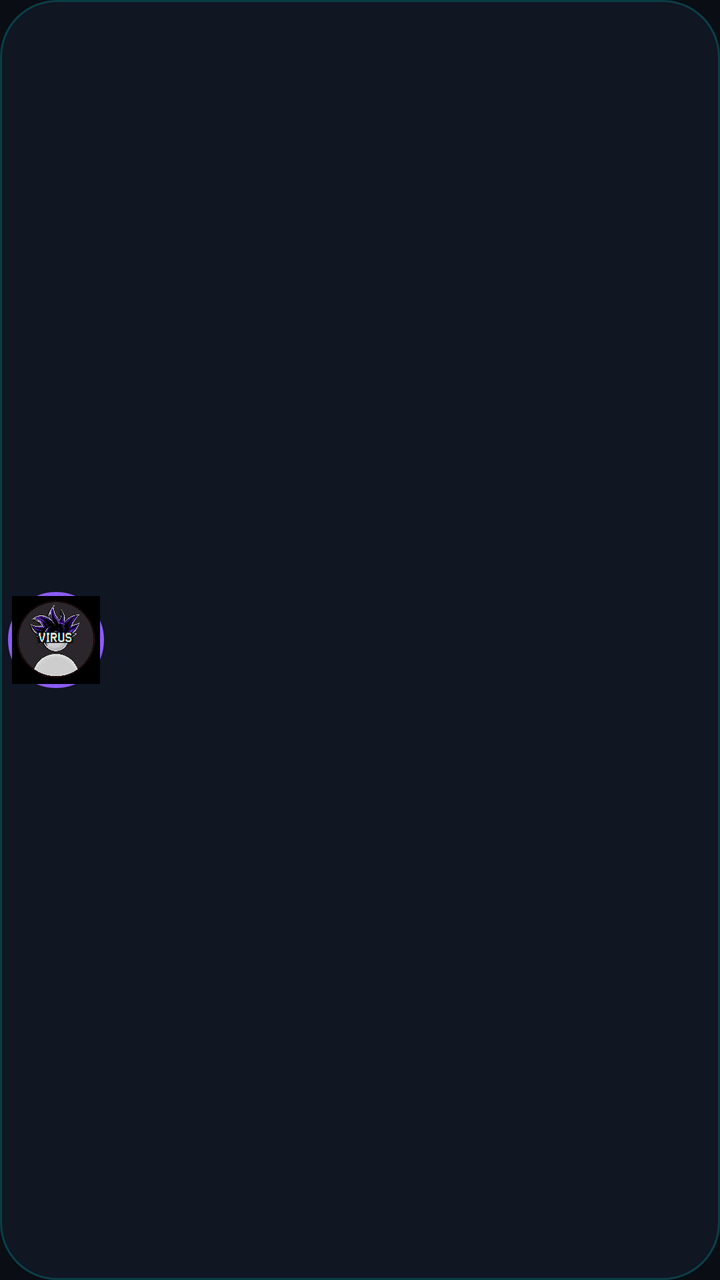
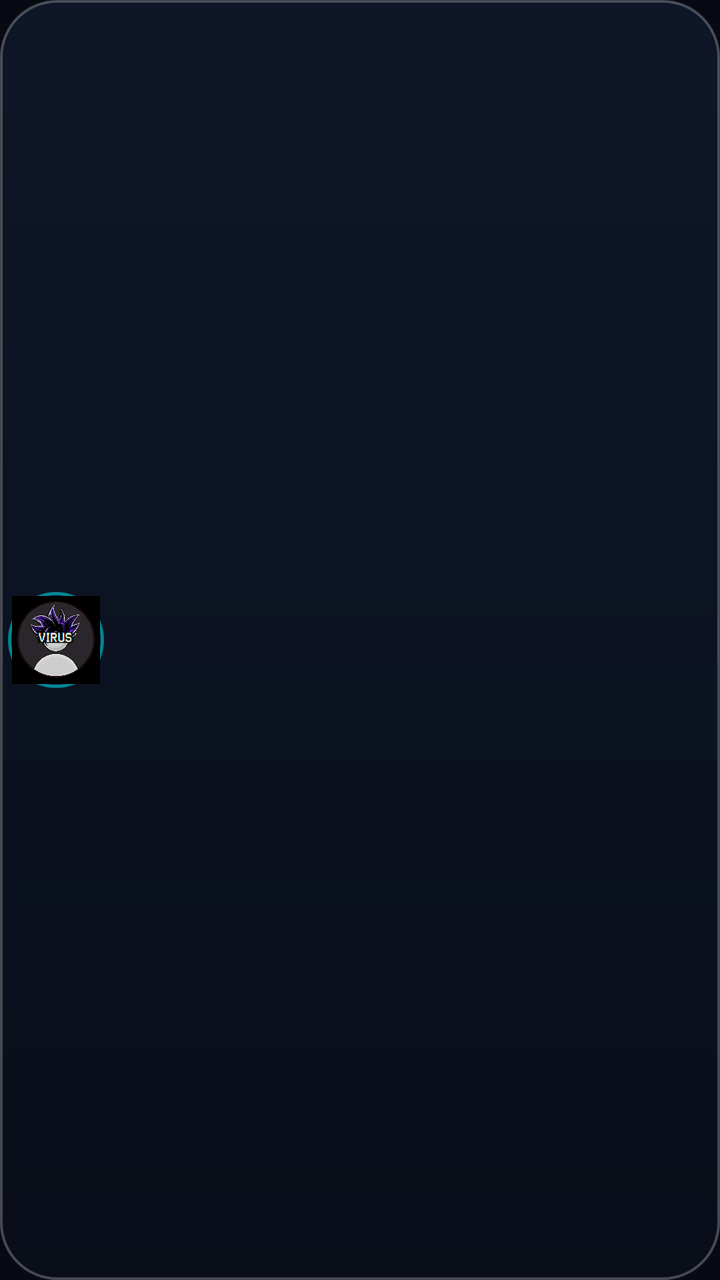

Two renders of the same Android screen: before a commit and after it. Below are the layout's source before the change and the commit's diff.
<!-- AndroidManifest.xml: application theme Theme.OmniSolveOverlay -->
<!-- res/layout/layout_floating_bubble.xml -->
<?xml version="1.0" encoding="utf-8"?>
<LinearLayout xmlns:android="http://schemas.android.com/apk/res/android"
    android:id="@+id/bubble_root"
    android:layout_width="wrap_content"
    android:layout_height="56dp"
    android:orientation="horizontal"
    android:gravity="center_vertical"
    android:background="@drawable/bg_toolbar_pill"
    android:elevation="12dp"
    android:paddingStart="4dp"
    android:paddingEnd="8dp"
    android:paddingTop="4dp"
    android:paddingBottom="4dp"
    android:clipToPadding="false"
    android:clipChildren="false">

    
    <FrameLayout
        android:id="@+id/bubble_icon_container"
        android:layout_width="48dp"
        android:layout_height="48dp"
        android:background="@drawable/bg_floating_bubble"
        android:clickable="true"
        android:focusable="true">

        <ImageView
            android:id="@+id/iv_bubble_icon"
            android:layout_width="44dp"
            android:layout_height="44dp"
            android:layout_gravity="center"
            android:src="@drawable/ic_virus_avatar"
            android:scaleType="centerCrop" />
    </FrameLayout>

    
    <LinearLayout
        android:id="@+id/expanded_toolbar"
        android:layout_width="wrap_content"
        android:layout_height="match_parent"
        android:orientation="horizontal"
        android:gravity="center_vertical"
        android:visibility="gone"
        android:layout_marginStart="8dp">

        
        <FrameLayout
            android:id="@+id/btn_scan"
            android:layout_width="44dp"
            android:layout_height="44dp"
            android:background="@drawable/bg_scan_button"
            android:clickable="true"
            android:focusable="true">

            <ImageView
                android:id="@+id/iv_scan_icon"
                android:layout_width="24dp"
                android:layout_height="24dp"
                android:layout_gravity="center"
                android:src="@android:drawable/ic_media_play"
                android:tint="#FFFFFF" />
        </FrameLayout>

        
        <TextView
            android:id="@+id/tv_answer_display"
            android:layout_width="44dp"
            android:layout_height="44dp"
            android:layout_marginStart="8dp"
            android:background="@drawable/bg_answer_box"
            android:gravity="center"
            android:text="?"
            android:textColor="#10B981"
            android:textSize="20sp"
            android:textStyle="bold" />

        
        <ImageView
            android:id="@+id/btn_toggle_window"
            android:layout_width="36dp"
            android:layout_height="36dp"
            android:layout_marginStart="8dp"
            android:padding="6dp"
            android:background="@drawable/bg_chip_action"
            android:src="@android:drawable/ic_menu_view"
            android:tint="#38BDF8"
            android:clickable="true"
            android:focusable="true" />

        
        <ImageView
            android:id="@+id/btn_close_toolbar"
            android:layout_width="32dp"
            android:layout_height="32dp"
            android:layout_marginStart="8dp"
            android:src="@android:drawable/ic_menu_close_clear_cancel"
            android:tint="#8E9BB0"
            android:clickable="true"
            android:focusable="true" />

    </LinearLayout>
</LinearLayout>
<!-- resources referenced by this layout -->
<resources>
  <!-- drawable bg_answer_box (drawable) -->
  <?xml version="1.0" encoding="utf-8"?>
  <shape xmlns:android="http://schemas.android.com/apk/res/android"
      android:shape="rectangle">
      <solid android:color="#1A1A2E" />
      <corners android:radius="10dp" />
      <stroke android:width="2dp" android:color="#10B981" />
  </shape>
  <!-- drawable bg_chip_action (drawable) -->
  <?xml version="1.0" encoding="utf-8"?>
  <shape xmlns:android="http://schemas.android.com/apk/res/android"
      android:shape="rectangle">
      <solid android:color="#2A374A" />
      <corners android:radius="12dp" />
      <stroke android:width="1dp" android:color="#3B82F6" />
  </shape>
  <!-- drawable bg_floating_bubble (drawable) -->
  <?xml version="1.0" encoding="utf-8"?>
  <shape xmlns:android="http://schemas.android.com/apk/res/android"
      android:shape="oval">
      <solid android:color="#FF0D1117" />
      <stroke android:width="2dp" android:color="#8B5CF6" />
  </shape>
  <!-- drawable bg_scan_button (drawable) -->
  <?xml version="1.0" encoding="utf-8"?>
  <shape xmlns:android="http://schemas.android.com/apk/res/android"
      android:shape="oval">
      <solid android:color="#10B981" />
  </shape>
  <!-- drawable bg_toolbar_pill (drawable) -->
  <?xml version="1.0" encoding="utf-8"?>
  <shape xmlns:android="http://schemas.android.com/apk/res/android"
      android:shape="rectangle">
      <solid android:color="#CC121826" />
      <corners android:radius="28dp" />
      <stroke android:width="1dp" android:color="#3300F2FE" />
  </shape>
  <!-- drawable ic_virus_avatar: png bitmap (drawable, 311361 bytes) -->
  <style name="Theme.OmniSolveOverlay" parent="Theme.MaterialComponents.DayNight.NoActionBar">
          <item name="colorPrimary">@color/accent_cyan</item>
          <item name="colorSecondary">@color/accent_emerald</item>
          <item name="android:statusBarColor">@color/bg_dark</item>
          <item name="android:windowBackground">@color/bg_dark</item>
      </style>
  <color name="accent_cyan">#00F2FE</color>
  <color name="accent_emerald">#10B981</color>
  <color name="bg_dark">#0A0D14</color>
</resources>

<!-- the commit's change to res/layout/layout_floating_bubble.xml (unified diff, before → after) -->
@@ -88,6 +88,20 @@
 
         
         <ImageView
+            android:id="@+id/btn_bot_toggle"
+            android:layout_width="36dp"
+            android:layout_height="36dp"
+            android:layout_marginStart="6dp"
+            android:padding="6dp"
+            android:background="@drawable/bg_chip_action"
+            android:src="@android:drawable/ic_menu_myplaces"
+            android:tint="#64748B"
+            android:clickable="true"
+            android:focusable="true"
+            android:contentDescription="Toggle Auto-Click Bot" />
+
+        
+        <ImageView
             android:id="@+id/btn_close_toolbar"
             android:layout_width="32dp"
             android:layout_height="32dp"
<!-- resource entries referenced after the edit -->
@@ -4,38 +4,64 @@
   <?xml version="1.0" encoding="utf-8"?>
   <shape xmlns:android="http://schemas.android.com/apk/res/android"
       android:shape="rectangle">
-      <solid android:color="#1A1A2E" />
-      <corners android:radius="10dp" />
-      <stroke android:width="2dp" android:color="#10B981" />
+      <gradient
+          android:startColor="#E60A241A"
+          android:endColor="#E6041710"
+          android:angle="270" />
+      <corners android:radius="12dp" />
+      <stroke
+          android:width="1.5dp"
+          android:color="#8010B981" />
   </shape>
   <!-- drawable bg_chip_action (drawable) -->
   <?xml version="1.0" encoding="utf-8"?>
   <shape xmlns:android="http://schemas.android.com/apk/res/android"
       android:shape="rectangle">
-      <solid android:color="#2A374A" />
+      <gradient
+          android:startColor="#CC1E293B"
+          android:endColor="#B3111827"
+          android:angle="270" />
       <corners android:radius="12dp" />
-      <stroke android:width="1dp" android:color="#3B82F6" />
+      <stroke
+          android:width="1dp"
+          android:color="#4DFFFFFF" />
   </shape>
   <!-- drawable bg_floating_bubble (drawable) -->
   <?xml version="1.0" encoding="utf-8"?>
   <shape xmlns:android="http://schemas.android.com/apk/res/android"
       android:shape="oval">
-      <solid android:color="#FF0D1117" />
-      <stroke android:width="2dp" android:color="#8B5CF6" />
+      <gradient
+          android:startColor="#F0131E33"
+          android:endColor="#E60A101C"
+          android:angle="135" />
+      <stroke
+          android:width="1.8dp"
+          android:color="#8000F2FE" />
   </shape>
   <!-- drawable bg_scan_button (drawable) -->
   <?xml version="1.0" encoding="utf-8"?>
   <shape xmlns:android="http://schemas.android.com/apk/res/android"
       android:shape="oval">
-      <solid android:color="#10B981" />
+      <gradient
+          android:startColor="#00F2FE"
+          android:endColor="#0072FF"
+          android:angle="45" />
+      <stroke
+          android:width="1.5dp"
+          android:color="#B3FFFFFF" />
   </shape>
   <!-- drawable bg_toolbar_pill (drawable) -->
   <?xml version="1.0" encoding="utf-8"?>
   <shape xmlns:android="http://schemas.android.com/apk/res/android"
       android:shape="rectangle">
-      <solid android:color="#CC121826" />
+      <gradient
+          android:startColor="#E60F172A"
+          android:endColor="#D9090E1A"
+          android:angle="270" />
       <corners android:radius="28dp" />
-      <stroke android:width="1dp" android:color="#3300F2FE" />
+      <stroke
+          android:width="1.2dp"
+          android:color="#40FFFFFF" />
   </shape>
   <!-- drawable ic_virus_avatar: png bitmap (drawable, 311361 bytes) -->
   <style name="Theme.OmniSolveOverlay" parent="Theme.MaterialComponents.DayNight.NoActionBar">
@@ -46,6 +72,6 @@
       </style>
   <color name="accent_cyan">#00F2FE</color>
   <color name="accent_emerald">#10B981</color>
-  <color name="bg_dark">#0A0D14</color>
+  <color name="bg_dark">#070A12</color>
 </resources>
 
